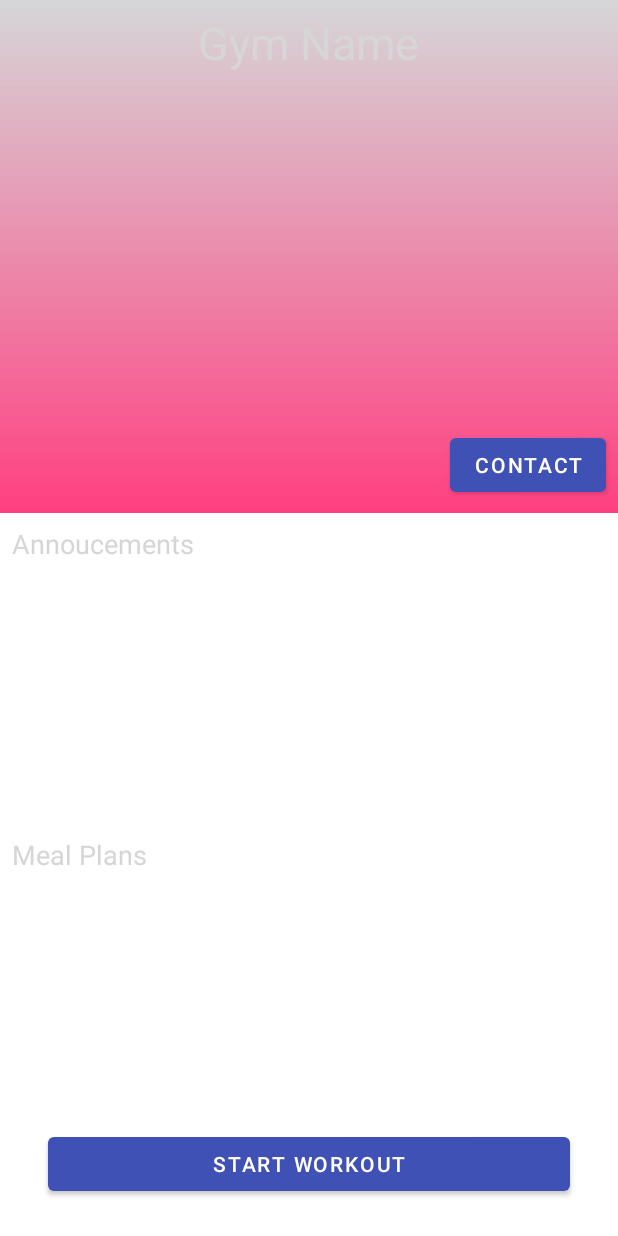
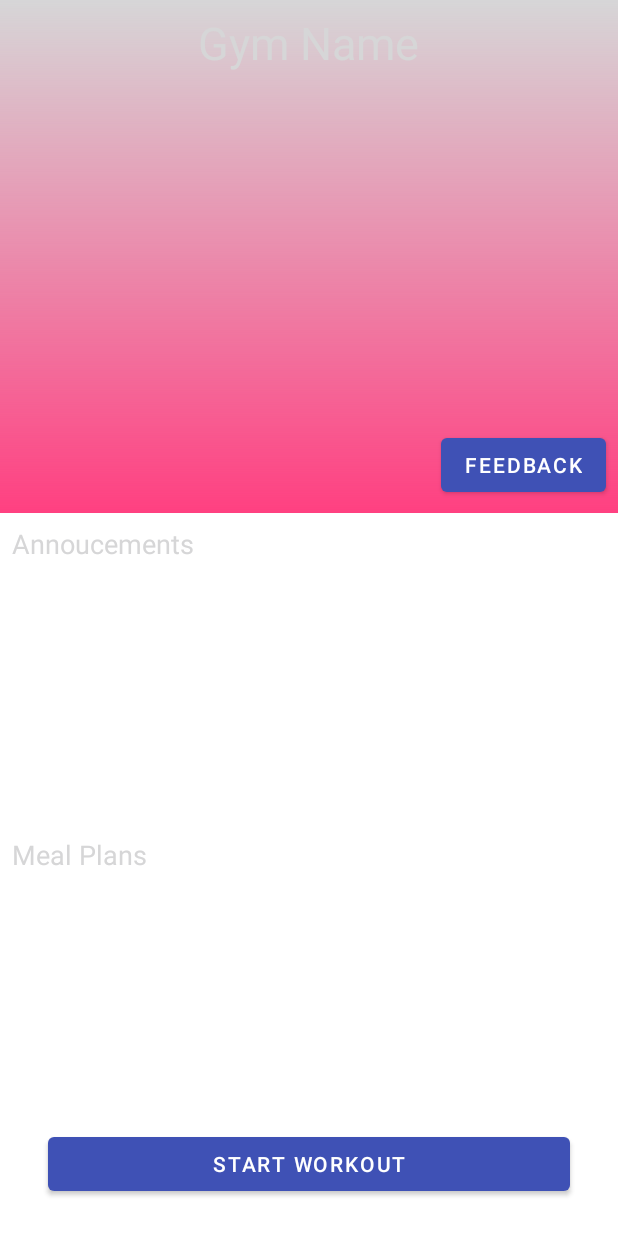
Before and after one commit to JavierTSalas/GymTracker, an Android app: the GymFragment screen opened directly, with no data from a screen before it, on a phone screen of 412 x 824 dp. Run offline under Robolectric (Android 15) with nearby library versions, the phone set to English and light mode, and no system bars; our stand-ins replace Firebase (no records; nobody signed in at launch, a user with empty details on screens opened directly), navigation-ui; libraries missing offline, so code that uses them is left out: com.firebase.ui; pictures from the network do not load.

Commit message:
Committing to avoid merge conficts -- changes to some ids and stuff

```diff
--- a/app/src/main/java/edu/fsu/cs/cen4020/gymtracker/GymFragment.java
+++ b/app/src/main/java/edu/fsu/cs/cen4020/gymtracker/GymFragment.java
@@ -5,6 +5,7 @@ import android.util.Log;
 import android.view.LayoutInflater;
 import android.view.View;
 import android.view.ViewGroup;
+import android.widget.Button;
 import android.widget.ImageView;
 import android.widget.TextView;
 
@@ -29,6 +30,7 @@ public class GymFragment extends Fragment {
     private String GYM_ID;
     TextView tvTitle;
     ImageView ivGym;
+    Button feedbackButton;
 
     FirebaseFirestore db = FirebaseFirestore.getInstance();
     public static final String TAG = GymFragment.class.getCanonicalName();
@@ -54,7 +56,7 @@ public class GymFragment extends Fragment {
         View root = inflater.inflate(R.layout.fragment_gym, container, false);
         tvTitle = root.findViewById(R.id.tv_gym_name);
         ivGym = root.findViewById(R.id.iv_gym);
-
+        feedbackButton = root.findViewById(R.id.feedback_button);
 
         // If there is no gym
         Log.d(TAG, "Fetching gym_id=" + GYM_ID);
@@ -88,6 +90,13 @@ public class GymFragment extends Fragment {
                 }
             });
         }
+
+        feedbackButton.setOnClickListener(new View.OnClickListener() {
+            @Override
+            public void onClick(View v) {
+                //TODO:: Javier stay away from here this is my workspace!!!!
+            }
+        });
 
         return root;
     }
--- a/app/src/main/java/edu/fsu/cs/cen4020/gymtracker/ScanFragment.java
+++ b/app/src/main/java/edu/fsu/cs/cen4020/gymtracker/ScanFragment.java
@@ -13,6 +13,7 @@ import android.graphics.Color;
 import android.net.Uri;
 import android.os.Bundle;
 import android.util.Log;
+import android.view.ContextThemeWrapper;
 import android.view.LayoutInflater;
 import android.view.View;
 import android.view.ViewGroup;
@@ -293,7 +294,10 @@ public class ScanFragment extends Fragment {
             Log.d(TAG, "  "+ bitmask.charAt(i));
             if(bitmask.charAt(i) == '1'){
                 Log.d(TAG, "adding button for " + urlSuffixes[i]);
-                Button b = new Button(getContext());
+
+                int buttonStyle = R.style.AppTheme_RoundedCornerMaterialButton;
+                Button b = new Button(new ContextThemeWrapper(getContext(), buttonStyle), null, buttonStyle);
+
                 b.setText(urlSuffixes[i]);
                 //String url = getResources().getString(R.string.bodybuilding_url).concat(urlSuffixes[i]);
                 b.setOnClickListener(new View.OnClickListener() {
--- a/app/src/main/res/layout/fragment_gym.xml
+++ b/app/src/main/res/layout/fragment_gym.xml
@@ -100,7 +100,7 @@
 
 
     <Button
-        android:id="@+id/button"
+        android:id="@+id/start_workout_button"
         android:layout_width="0dp"
         android:layout_height="wrap_content"
         android:layout_marginStart="32dp"
@@ -112,12 +112,12 @@
         app:layout_constraintStart_toStartOf="parent" />
 
     <Button
-        android:id="@+id/button2"
+        android:id="@+id/feedback_button"
         android:layout_width="0dp"
         android:layout_height="wrap_content"
         android:layout_marginEnd="8dp"
         android:layout_marginBottom="8dp"
-        android:text="CONTACT"
+        android:text="Feedback"
         app:layout_constraintBottom_toBottomOf="@+id/iv_frame_gym"
         app:layout_constraintEnd_toEndOf="parent" />
 
--- a/app/src/main/res/layout/fragment_scan.xml
+++ b/app/src/main/res/layout/fragment_scan.xml
@@ -98,4 +98,5 @@
         app:layout_constraintStart_toStartOf="parent"
         app:layout_constraintTop_toBottomOf="@+id/tb_Using"/>
 
+
 </androidx.constraintlayout.widget.ConstraintLayout>
--- a/app/src/main/res/values/styles.xml
+++ b/app/src/main/res/values/styles.xml
@@ -16,4 +16,8 @@
         <item name = "android:statusBarColor">@android:color/transparent</item>
     </style>
 
+    <style name="AppTheme.RoundedCornerMaterialButton" parent="Widget.AppCompat.Button.Colored">
+        <item name="android:background">@drawable/rounded_shape</item>
+    </style>
+
 </resources>
```
Also changed, not shown: app/src/main/res/drawable/rounded_shape.xml (added, +18 -0 lines).
